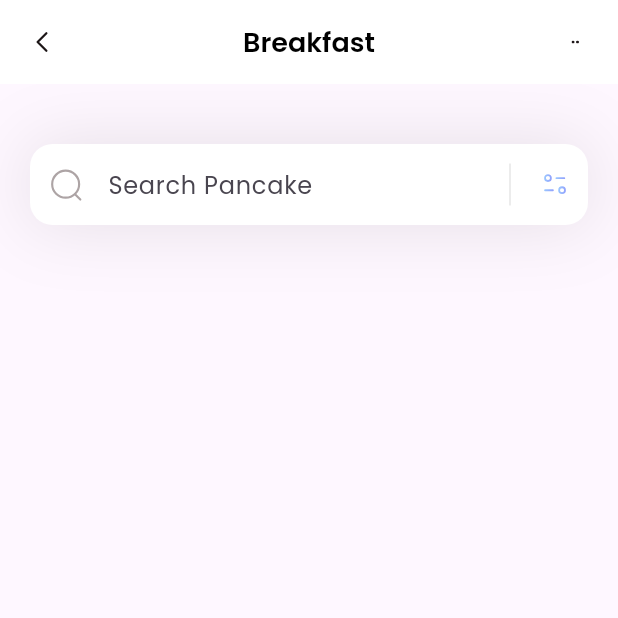
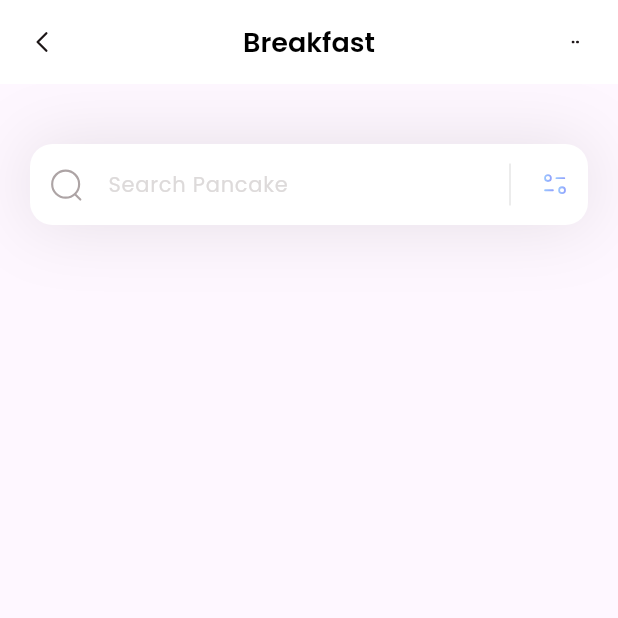
Before and after one commit to DracoNick0/FlutterFitnessApp, a Flutter app: the screen it shows after launch, on a phone screen of 412 x 824 dp, the top half of it. Run offline on Flutter 3.47's test engine with Material 3 defaults, Android fonts, the phone set to English and light mode, and no system bars; our stand-ins replace flutter_svg.

Commit message:
Changed font and size of search pancake hint.

```diff
--- a/lib/page/home.dart
+++ b/lib/page/home.dart
@@ -27,6 +27,10 @@ class HomePage extends StatelessWidget {
                 fillColor: Colors.white,
                 contentPadding: const EdgeInsets.all(15),
                 hintText: 'Search Pancake',
+                hintStyle: TextStyle(
+                  color: Color(0xffdddada),
+                  fontSize: 14,
+                ),
                 prefixIcon: Padding(
                   padding: const EdgeInsets.all(12),
                   child: SvgPicture.asset('assets/icons/Search.svg'),
```
